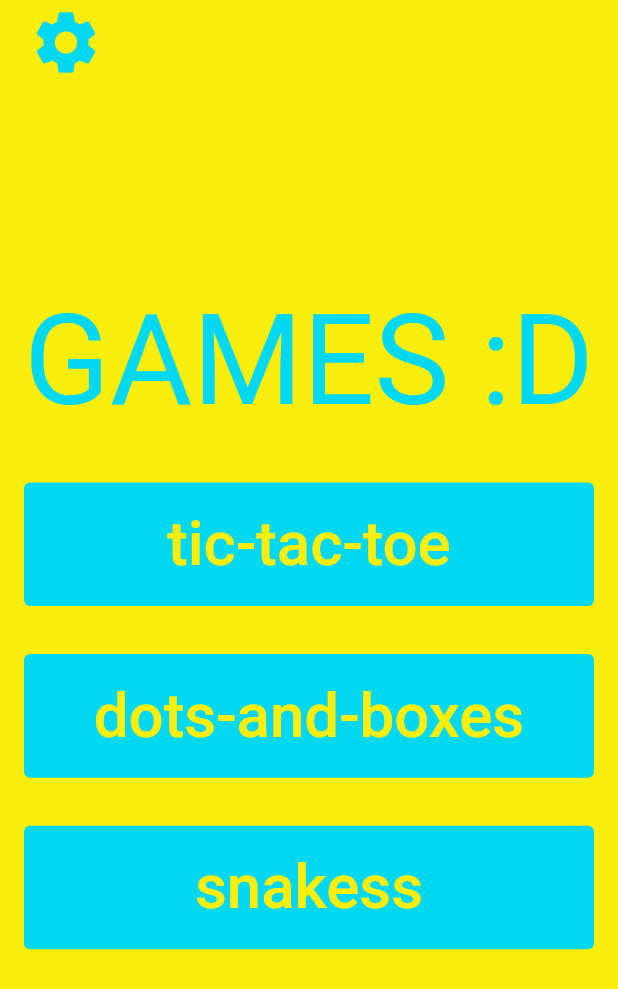
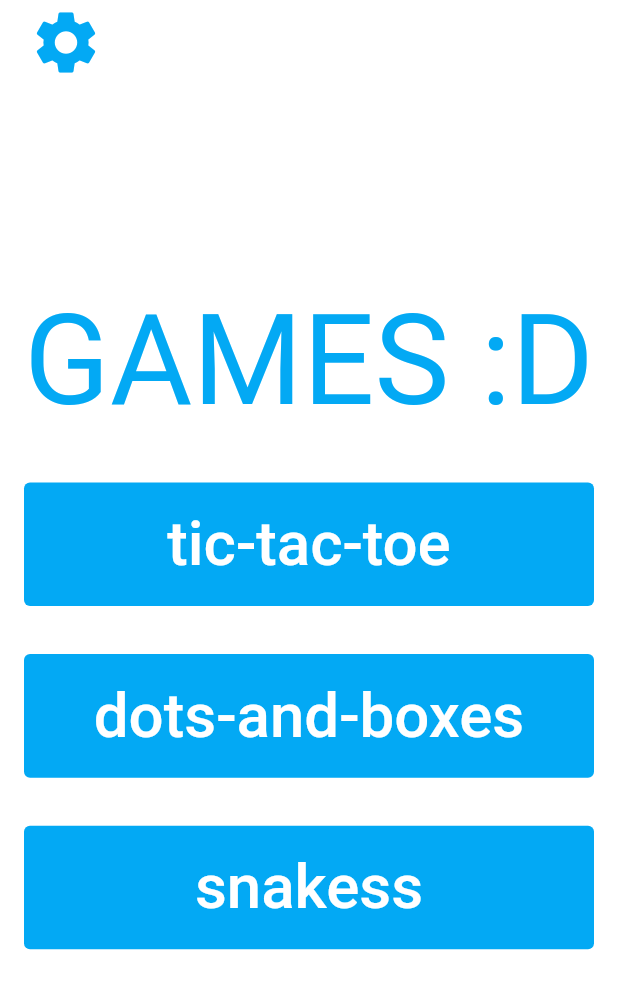
Before and after one commit to Software-Engineering-MIMUW-2023/GAM3S, a Flutter app: the screen it shows after launch, on a phone screen of 412 x 824 dp. Shown: the top 989 px of the screen. Run offline on Flutter 3.47's test engine with Material 2 defaults, Android fonts, the phone set to English and light mode, and no system bars.

Commit message:
Menu color changed to match other games

```diff
--- a/lib/main.dart
+++ b/lib/main.dart
@@ -3,8 +3,8 @@ import 'tic-tac-toe.dart';
 import 'dots_and_boxes.dart';
 import 'snakess.dart';
 
-const bgColor = Color(0xFFFCEE0C);
-const highlightColor = Color(0xFF03D8F3);
+const bgColor =Colors.white;
+const highlightColor = Colors.lightBlue;
 
 void main() {
   runApp(const MaterialApp(
```
